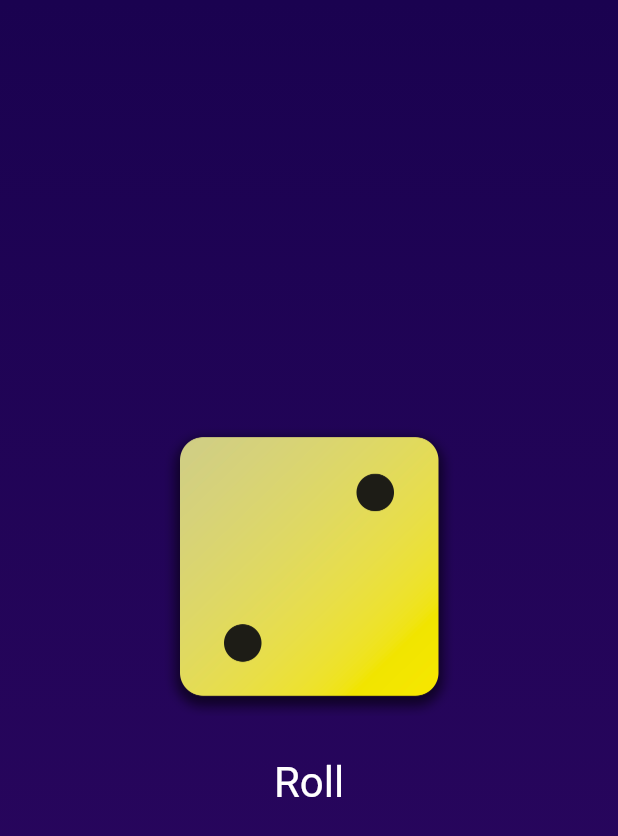
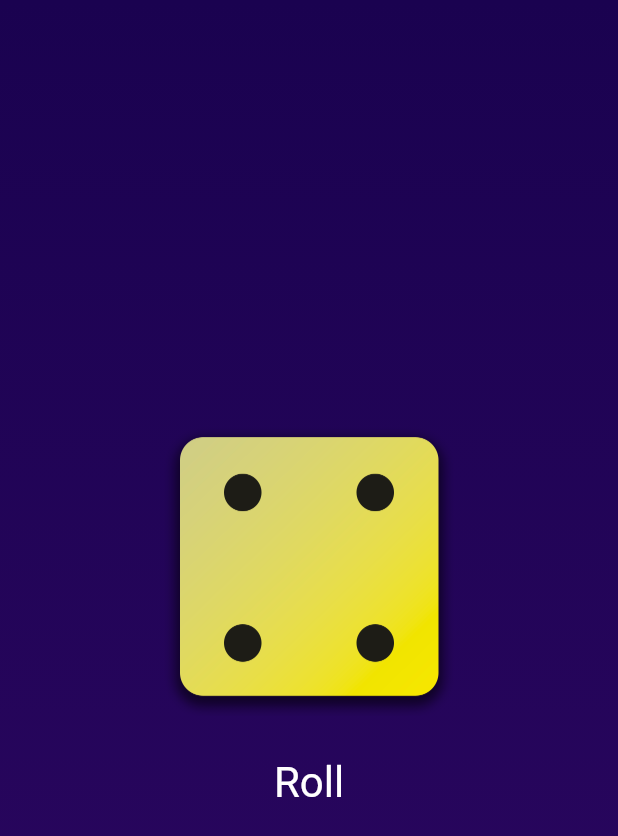
Before and after one commit to maryamsarafrazi/flutter-learning, a Flutter app: the screen it shows after launch, after a tap on "Roll", on a phone screen of 412 x 824 dp. Shown: the top 836 px of the screen. Run offline on Flutter 3.47's test engine with Material 3 defaults, Android fonts, the phone set to English and light mode, and no system bars.

Commit message:
Add dice roller statful widget

```diff
--- /dev/null
+++ b/first_app/lib/dice_roller.dart
@@ -0,0 +1,44 @@
+import 'package:flutter/material.dart';
+
+class DiceRoller extends StatefulWidget {
+  const DiceRoller({super.key});
+
+  @override
+  State<DiceRoller> createState() {
+    return _DiceRollerState();
+  }
+}
+
+class _DiceRollerState extends State<DiceRoller> {
+  var activeDiceImage = 'assets/images/dice-2.png';
+
+  void rollDice() {
+    setState(() {
+      activeDiceImage = 'assets/images/dice-4.png';
+    });
+    print('Changing the dice ...');
+  }
+
+  @override
+  Widget build(context) {
+    return Column(mainAxisSize: MainAxisSize.min, children: [
+      Image.asset(
+        activeDiceImage,
+        width: 200,
+      ),
+      const SizedBox(
+        height: 20,
+      ),
+      TextButton(
+        onPressed: rollDice,
+        style: TextButton.styleFrom(
+          foregroundColor: Colors.white,
+          textStyle: TextStyle(
+            fontSize: 28,
+          ),
+        ),
+        child: Text("Roll"),
+      ),
+    ]);
+  }
+}
--- a/first_app/lib/gradient_container.dart
+++ b/first_app/lib/gradient_container.dart
@@ -1,3 +1,4 @@
+import 'package:first_app/dice_roller.dart';
 import 'package:flutter/material.dart';
 
 const startAlignment = Alignment.topCenter;
@@ -7,13 +8,6 @@ class GradientContainer extends StatelessWidget {
   GradientContainer(this.colors, {super.key});
 
   final List<Color> colors;
-
-  var activeDiceImage = 'assets/images/dice-2.png';
-
-  void rollDice() {
-    activeDiceImage = 'assets/images/dice-2.png';
-    print('Changing the dice ...');
-  }
 
   @override
   Widget build(context) {
@@ -26,25 +20,7 @@ class GradientContainer extends StatelessWidget {
         ),
       ),
       child: Center(
-        child: Column(mainAxisSize: MainAxisSize.min, children: [
-          Image.asset(
-            activeDiceImage,
-            width: 200,
-          ),
-          const SizedBox(
-            height: 20,
-          ),
-          TextButton(
-            onPressed: rollDice,
-            style: TextButton.styleFrom(
-              foregroundColor: Colors.white,
-              textStyle: TextStyle(
-                fontSize: 28,
-              ),
-            ),
-            child: Text("Roll"),
-          ),
-        ]),
+        child: DiceRoller(),
       ),
     );
   }
```
